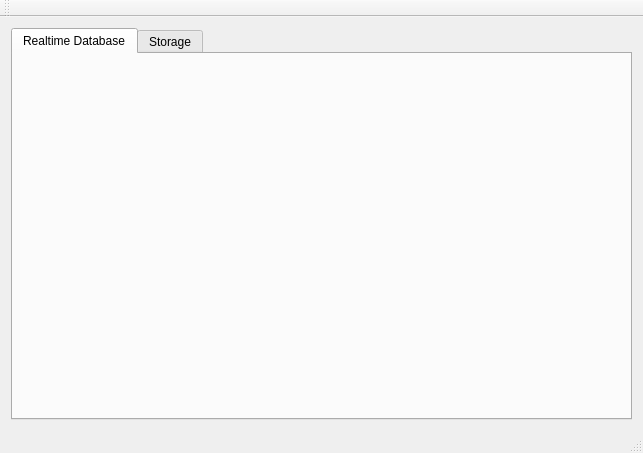
salim97/Mama-Menage, file QT Firebase Database and Storage/Qt_Firebase/mainwindow.ui: the form before one commit.
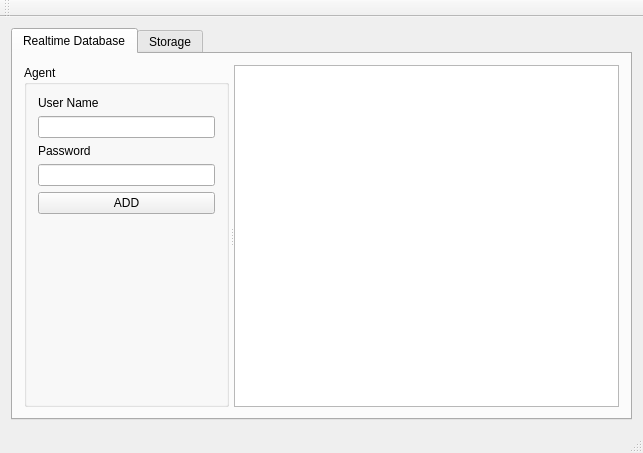
The form after the commit. The open tabs and pages were chosen to show the change.

What changed in the file:
```diff
--- a/QT Firebase Database and Storage/Qt_Firebase/mainwindow.ui
+++ b/QT Firebase Database and Storage/Qt_Firebase/mainwindow.ui
@@ -24,6 +24,66 @@
        <attribute name="title">
         <string>Realtime Database</string>
        </attribute>
+       <layout class="QGridLayout" name="gridLayout_2">
+        <item row="0" column="0">
+         <widget class="QSplitter" name="splitter">
+          <property name="orientation">
+           <enum>Qt::Horizontal</enum>
+          </property>
+          <property name="handleWidth">
+           <number>5</number>
+          </property>
+          <widget class="QGroupBox" name="groupBox">
+           <property name="title">
+            <string>Agent</string>
+           </property>
+           <layout class="QVBoxLayout" name="verticalLayout_2">
+            <item>
+             <widget class="QLabel" name="label">
+              <property name="text">
+               <string>User Name</string>
+              </property>
+             </widget>
+            </item>
+            <item>
+             <widget class="QLineEdit" name="lineEdit_user_name"/>
+            </item>
+            <item>
+             <widget class="QLabel" name="label_2">
+              <property name="text">
+               <string>Password</string>
+              </property>
+             </widget>
+            </item>
+            <item>
+             <widget class="QLineEdit" name="lineEdit_password"/>
+            </item>
+            <item>
+             <widget class="QPushButton" name="pushButton_add">
+              <property name="text">
+               <string>ADD</string>
+              </property>
+             </widget>
+            </item>
+            <item>
+             <spacer name="verticalSpacer">
+              <property name="orientation">
+               <enum>Qt::Vertical</enum>
+              </property>
+              <property name="sizeHint" stdset="0">
+               <size>
+                <width>20</width>
+                <height>183</height>
+               </size>
+              </property>
+             </spacer>
+            </item>
+           </layout>
+          </widget>
+          <widget class="QTableWidget" name="tableWidget"/>
+         </widget>
+        </item>
+       </layout>
       </widget>
       <widget class="QWidget" name="tab_2">
        <attribute name="title">
```
Left out of the diff: 6 changed lines with no effect on the pictures.
